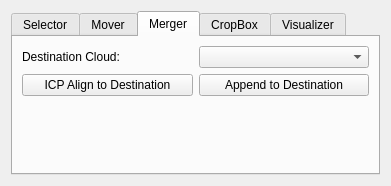
Qt form controlbar.ui (AleyHD/PCL-Project) before a commit.
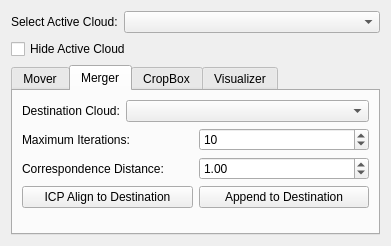
The same form after that commit. The open tabs and pages were chosen to show the change.

Patch:
```diff
--- a/controlbar.ui
+++ b/controlbar.ui
@@ -7,7 +7,7 @@
     <x>0</x>
     <y>0</y>
     <width>391</width>
-    <height>186</height>
+    <height>246</height>
    </rect>
   </property>
   <property name="sizePolicy">
@@ -21,16 +21,6 @@
   </property>
   <layout class="QVBoxLayout" name="verticalLayout">
    <item>
-    <widget class="QTabWidget" name="tabWidget">
-     <property name="currentIndex">
-      <number>0</number>
-     </property>
-     <widget class="QWidget" name="tab_selector">
-      <attribute name="title">
-       <string>Selector</string>
-      </attribute>
-      <layout class="QVBoxLayout" name="verticalLayout_2">
-       <item>
         <layout class="QVBoxLayout" name="verticalLayout_selectorActiveCloud">
          <item>
           <layout class="QHBoxLayout" name="horizontalLayout_cloudSetActiveCloud">
@@ -42,7 +32,14 @@
             </widget>
            </item>
            <item>
-            <widget class="QComboBox" name="comboBox_cloudSetActiveCloud"/>
+        <widget class="QComboBox" name="comboBox_cloudSetActiveCloud">
+         <property name="sizePolicy">
+          <sizepolicy hsizetype="Expanding" vsizetype="Fixed">
+           <horstretch>0</horstretch>
+           <verstretch>0</verstretch>
+          </sizepolicy>
+         </property>
+        </widget>
            </item>
           </layout>
          </item>
@@ -56,20 +53,10 @@
         </layout>
        </item>
        <item>
-        <spacer name="verticalSpacer_selector">
-         <property name="orientation">
-          <enum>Qt::Vertical</enum>
-         </property>
-         <property name="sizeHint" stdset="0">
-          <size>
-           <width>20</width>
-           <height>40</height>
-          </size>
-         </property>
-        </spacer>
-       </item>
-      </layout>
-     </widget>
+    <widget class="QTabWidget" name="tabWidget">
+     <property name="currentIndex">
+      <number>0</number>
+     </property>
      <widget class="QWidget" name="tab_mover">
       <attribute name="title">
        <string>Mover</string>
@@ -213,7 +200,62 @@
           </widget>
          </item>
          <item>
-          <widget class="QComboBox" name="comboBox_cloudDestination"/>
+          <widget class="QComboBox" name="comboBox_cloudDestination">
+           <property name="sizePolicy">
+            <sizepolicy hsizetype="Expanding" vsizetype="Fixed">
+             <horstretch>0</horstretch>
+             <verstretch>0</verstretch>
+            </sizepolicy>
+           </property>
+          </widget>
+         </item>
+        </layout>
+       </item>
+       <item>
+        <layout class="QHBoxLayout" name="horizontalLayout_mergerParameter1">
+         <item>
+          <widget class="QLabel" name="label_mergerParameter1">
+           <property name="text">
+            <string>Maximum Iterations:</string>
+           </property>
+          </widget>
+         </item>
+         <item>
+          <widget class="QSpinBox" name="spinBox_mergerParameter1">
+           <property name="minimum">
+            <number>1</number>
+           </property>
+           <property name="maximum">
+            <number>1000</number>
+           </property>
+           <property name="value">
+            <number>10</number>
+           </property>
+          </widget>
+         </item>
+        </layout>
+       </item>
+       <item>
+        <layout class="QHBoxLayout" name="horizontalLayout_mergerParameter2">
+         <item>
+          <widget class="QLabel" name="label_mergerParameter2">
+           <property name="text">
+            <string>Correspondence Distance:</string>
+           </property>
+          </widget>
+         </item>
+         <item>
+          <widget class="QDoubleSpinBox" name="doubleSpinBox_mergerParameter2">
+           <property name="minimum">
+            <double>0.010000000000000</double>
+           </property>
+           <property name="maximum">
+            <double>10.000000000000000</double>
+           </property>
+           <property name="value">
+            <double>1.000000000000000</double>
+           </property>
+          </widget>
          </item>
         </layout>
        </item>
```
Lines whose indentation alone changed are shown as unchanged.
